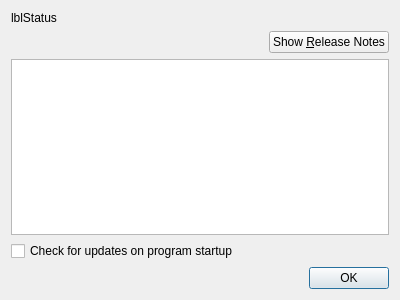
swl-x/MystiQ, file ui/updatedialog.ui: the form before one commit.
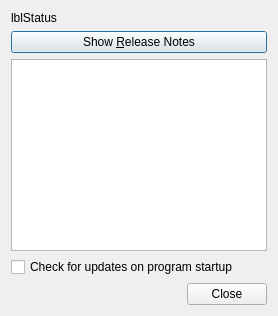
The form after the commit. Icons and pictures are not drawn.

```diff
--- a/ui/updatedialog.ui
+++ b/ui/updatedialog.ui
@@ -24,6 +24,9 @@
     <normaloff>:/actions/icons/check_update.svg</normaloff>:/actions/icons/check_update.svg</iconset>
   </property>
   <layout class="QVBoxLayout" name="verticalLayout">
+   <property name="sizeConstraint">
+    <enum>QLayout::SetFixedSize</enum>
+   </property>
    <item>
     <widget class="QLabel" name="lblStatus">
      <property name="text">
@@ -36,19 +39,6 @@
    </item>
    <item>
     <layout class="QHBoxLayout" name="horizontalLayout">
-     <item>
-      <spacer name="horizontalSpacer">
-       <property name="orientation">
-        <enum>Qt::Horizontal</enum>
-       </property>
-       <property name="sizeHint" stdset="0">
-        <size>
-         <width>40</width>
-         <height>20</height>
-        </size>
-       </property>
-      </spacer>
-     </item>
      <item>
       <widget class="QPushButton" name="btnReleaseNotes">
        <property name="text">
@@ -94,7 +84,7 @@
       <enum>Qt::Horizontal</enum>
      </property>
      <property name="standardButtons">
-      <set>QDialogButtonBox::Ok</set>
+      <set>QDialogButtonBox::Close</set>
      </property>
     </widget>
    </item>
```
Left out of the diff: 5 changed lines with no effect on the pictures.
